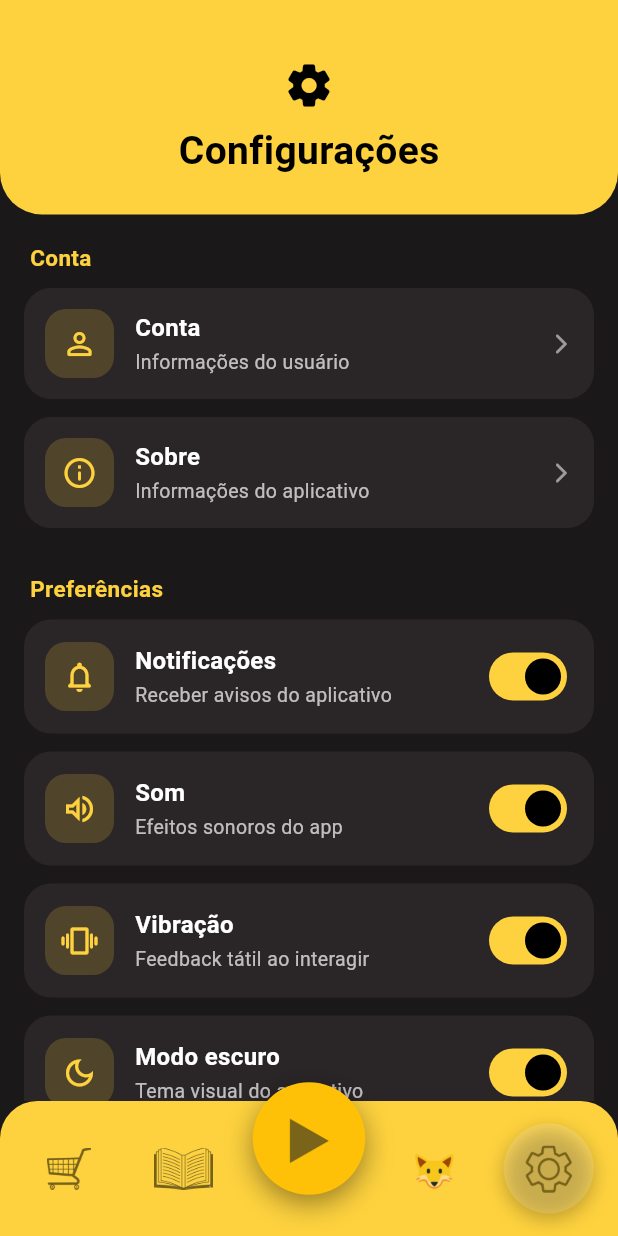
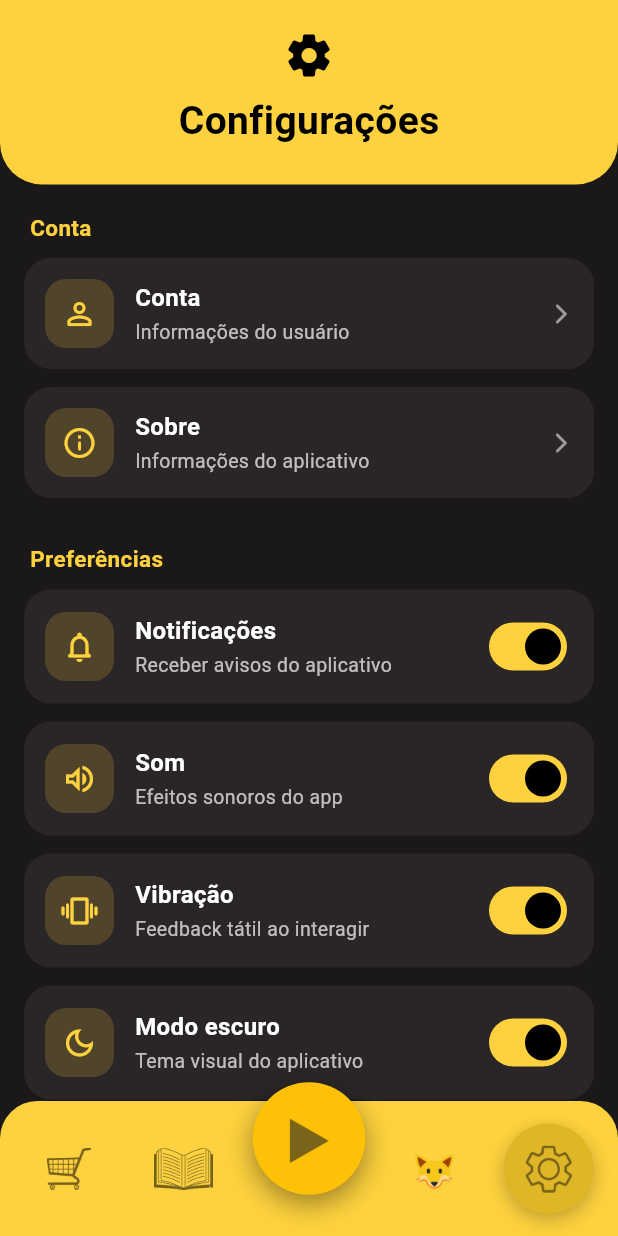
Before and after one commit to temjeitotcc/front-end, a Flutter app: the screen it shows after launch, swiped to page 5, on a phone screen of 412 x 824 dp. Run offline on Flutter 3.47's test engine with Material 3 defaults, Android fonts, the phone set to English and light mode, and no system bars; our stand-ins replace shared_preferences.

Commit message:
Fiz o que pude, pude pouco...

```diff
--- a/lib/config.dart
+++ b/lib/config.dart
@@ -56,7 +56,7 @@ class _ConfigPageState extends State<ConfigPage> {
         children: [
           Container(
             width: double.infinity,
-            padding: const EdgeInsets.only(top: 40, bottom: 24),
+            padding: const EdgeInsets.only(top: 20, bottom: 24),
             decoration: const BoxDecoration(
               color: Color(0xFFFED23E),
               borderRadius: BorderRadius.vertical(bottom: Radius.circular(28)),
--- a/lib/mainscreen.dart
+++ b/lib/mainscreen.dart
@@ -46,7 +46,7 @@ class _MainScreenState extends State<MainScreen> {
         ],
       ),
 
-      // 🔥 NAVBAR NOVA
+      // NAVBAR NOVA
       bottomNavigationBar: Container(
         height: 90,
         decoration: const BoxDecoration(
@@ -80,7 +80,9 @@ class _MainScreenState extends State<MainScreen> {
         alignment: Alignment.center,
         decoration: BoxDecoration(
           shape: BoxShape.circle,
-          color: ativo ? Colors.white.withOpacity(0.15) : Colors.transparent,
+          color: ativo
+              ? const Color.fromARGB(255, 223, 183, 38)
+              : Colors.transparent,
           boxShadow: ativo
               ? [
                   BoxShadow(
@@ -113,7 +115,7 @@ class _MainScreenState extends State<MainScreen> {
           width: 75,
           height: 75,
           decoration: BoxDecoration(
-            color: const Color(0xFFFFC107),
+            color: const Color.fromARGB(255, 255, 193, 7),
             shape: BoxShape.circle,
             boxShadow: [
               BoxShadow(
```
